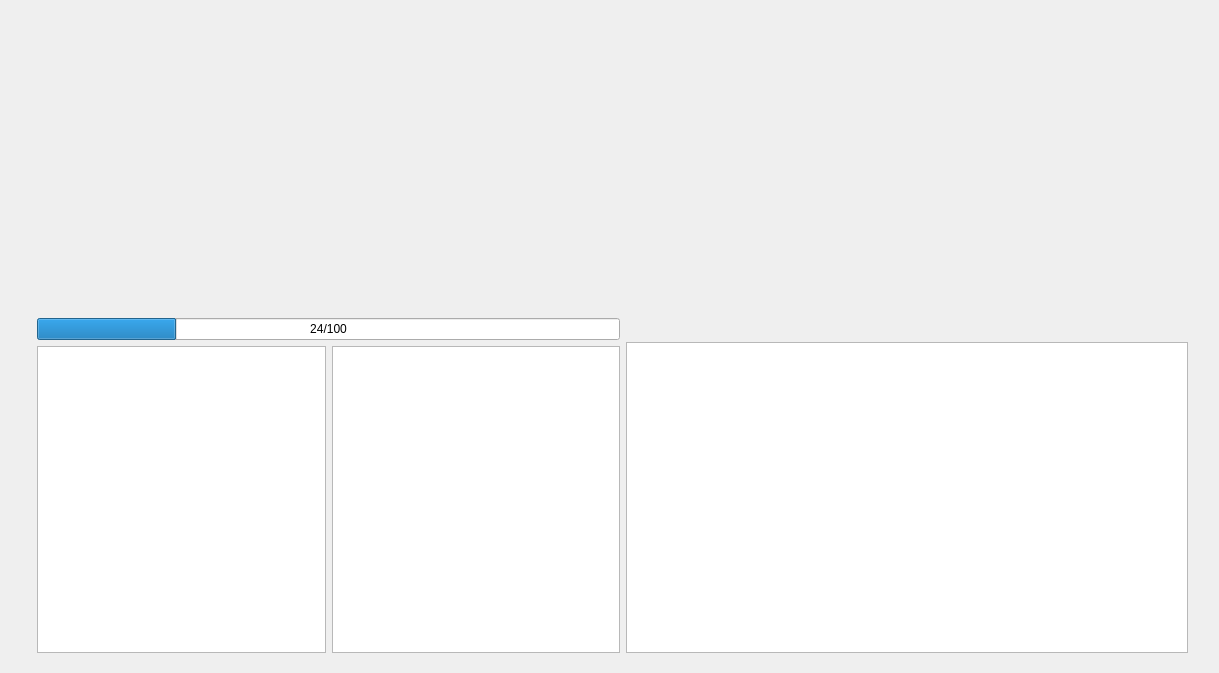
First picture: the form in front.ui, repository ideallx/Hexagon, before the edit.
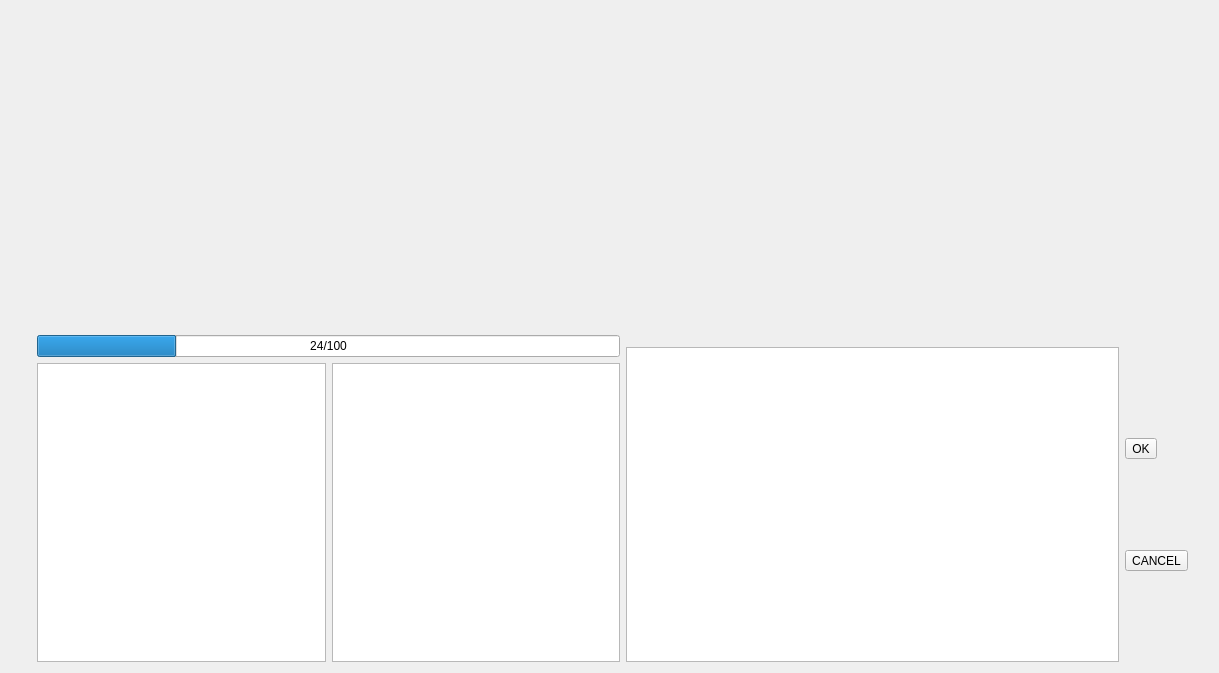
Second picture: the form after the edit. Custom widgets are drawn as their Qt base class.

```diff
--- a/front.ui
+++ b/front.ui
@@ -13,10 +13,7 @@
   <property name="windowTitle">
    <string>Form</string>
   </property>
-  <layout class="QHBoxLayout" name="horizontalLayout_5">
-   <property name="bottomMargin">
-    <number>20</number>
-   </property>
+  <layout class="QHBoxLayout" name="horizontalLayout_6">
    <item>
     <layout class="QVBoxLayout" name="leftBlock">
      <property name="sizeConstraint">
@@ -70,6 +67,25 @@
        </property>
       </spacer>
      </item>
+     <item>
+      <widget class="QLabel" name="prompt">
+       <property name="font">
+        <font>
+         <family>Times New Roman</family>
+         <pointsize>12</pointsize>
+         <weight>75</weight>
+         <bold>true</bold>
+         <stylestrategy>PreferAntialias</stylestrategy>
+        </font>
+       </property>
+       <property name="text">
+        <string/>
+       </property>
+       <property name="alignment">
+        <set>Qt::AlignCenter</set>
+       </property>
+      </widget>
+     </item>
      <item>
       <widget class="QProgressBar" name="heroHp">
        <property name="value">
@@ -157,6 +173,8 @@
           </spacer>
          </item>
          <item>
+          <layout class="QHBoxLayout" name="horizontalLayout_5">
+           <item>
           <widget class="ViewSendResize" name="items">
            <property name="layoutDirection">
             <enum>Qt::LeftToRight</enum>
@@ -169,6 +187,25 @@
            </property>
           </widget>
          </item>
+           <item>
+            <layout class="QVBoxLayout" name="verticalLayout_2">
+             <property name="spacing">
+              <number>0</number>
+             </property>
+             <item>
+              <widget class="QToolButton" name="buttonOK">
+               <property name="text">
+                <string>OK</string>
+               </property>
+              </widget>
+             </item>
+             <item>
+              <widget class="QToolButton" name="buttonCancel">
+               <property name="text">
+                <string>CANCEL</string>
+               </property>
+              </widget>
+             </item>
         </layout>
        </item>
       </layout>
@@ -176,6 +213,10 @@
     </layout>
    </item>
   </layout>
+     </item>
+    </layout>
+   </item>
+  </layout>
   <zorder></zorder>
   <zorder></zorder>
   <zorder></zorder>
```
Left out of the diff: 3 changed lines with no effect on the pictures. Lines whose indentation alone changed are shown as unchanged.
